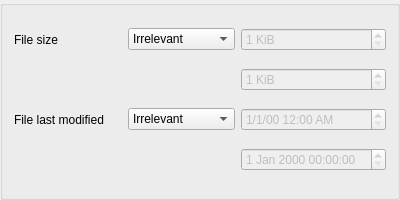
This is src/LimitSelect.ui in visuve/grepQt as Qt 5 draws it before an edit. The edited form follows.
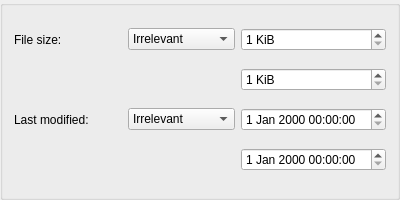
This is the edited form.

The edit to the form file:
```diff
--- a/src/LimitSelect.ui
+++ b/src/LimitSelect.ui
@@ -14,7 +14,7 @@
    <item row="0" column="0">
     <widget class="QLabel" name="labelFileSize">
      <property name="text">
-      <string>File size</string>
+      <string>File size:</string>
      </property>
     </widget>
    </item>
@@ -44,9 +44,6 @@
    </item>
    <item row="0" column="2">
     <widget class="QSpinBox" name="spinBoxSizeFrom">
-     <property name="enabled">
-      <bool>false</bool>
-     </property>
      <property name="suffix">
       <string> KiB</string>
      </property>
@@ -60,9 +57,6 @@
    </item>
    <item row="1" column="2">
     <widget class="QSpinBox" name="spinBoxSizeTo">
-     <property name="enabled">
-      <bool>false</bool>
-     </property>
      <property name="suffix">
       <string> KiB</string>
      </property>
@@ -77,7 +71,7 @@
    <item row="2" column="0">
     <widget class="QLabel" name="labelLastModified">
      <property name="text">
-      <string>File last modified</string>
+      <string>Last modified:</string>
      </property>
     </widget>
    </item>
@@ -106,21 +100,10 @@
     </widget>
    </item>
    <item row="2" column="2">
-    <widget class="QDateTimeEdit" name="dateTimeEditFrom">
-     <property name="enabled">
-      <bool>false</bool>
-     </property>
-     <property name="displayFormat">
-      <string>M/d/yy h:mm AP</string>
-     </property>
-    </widget>
+    <widget class="QDateTimeEdit" name="dateTimeEditFrom"/>
    </item>
    <item row="3" column="2">
-    <widget class="QDateTimeEdit" name="dateTimeEditTo">
-     <property name="enabled">
-      <bool>false</bool>
-     </property>
-    </widget>
+    <widget class="QDateTimeEdit" name="dateTimeEditTo"/>
    </item>
   </layout>
  </widget>
```
